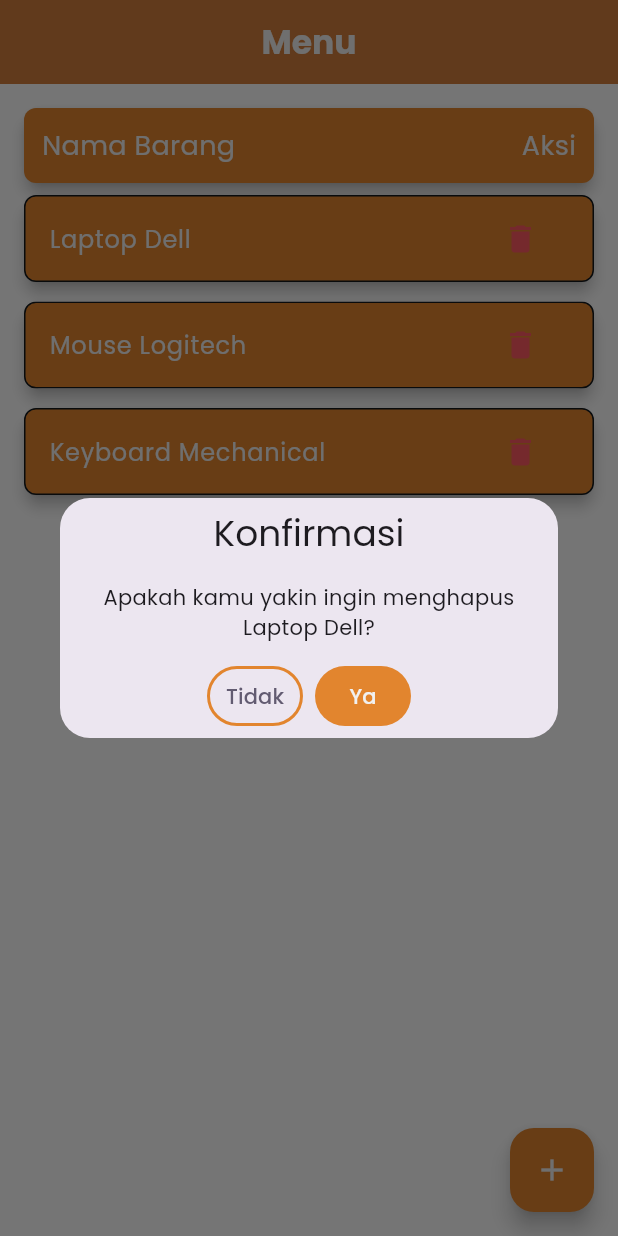
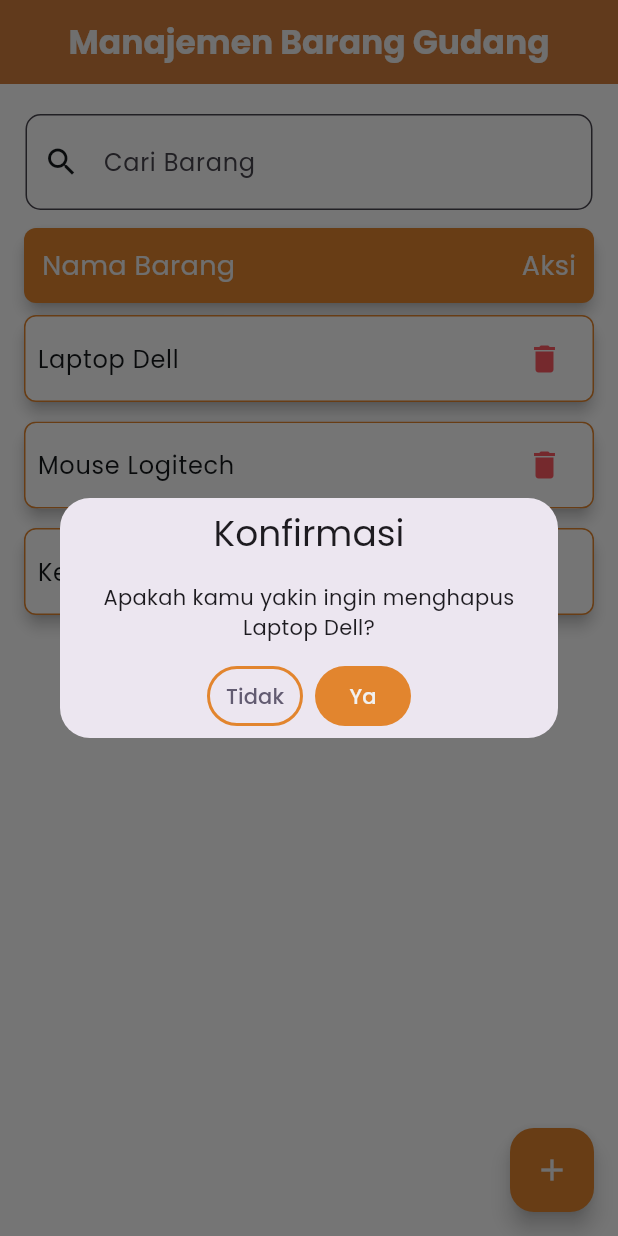
Before and after one commit to yafialmi/Tugas-Besar-AKA-IF4803, a Flutter app: the screen it shows after launch, after a tap on the "delete" icon, on a phone screen of 412 x 824 dp. Run offline on Flutter 3.47's test engine with Material 3 defaults, Android fonts, the phone set to English and light mode, and no system bars; our stand-ins replace get, google_fonts.

Commit message:
[3][Fix bug and finalize dashboard page ]

```diff
--- a/manajemen_gudang/lib/pages/dashboard/dashboard_page.dart
+++ b/manajemen_gudang/lib/pages/dashboard/dashboard_page.dart
@@ -3,6 +3,7 @@ import 'package:flutter/material.dart';
 import 'package:get/get.dart';
 import 'package:manajemen_gudang/colors/color.dart';
 import 'package:manajemen_gudang/pages/dashboard/dashboard_controller.dart';
+import 'package:manajemen_gudang/widgets/form.dart';
 
 class DashboardView extends StatelessWidget {
   const DashboardView({super.key});
@@ -13,9 +14,8 @@ class DashboardView extends StatelessWidget {
     return Scaffold(
       backgroundColor: Colors.white,
       appBar: AppBar(
-        leading: Text(''),
         title: const Text(
-          'Menu',
+          'Manajemen Barang Gudang',
           style: TextStyle(color: AppColor.text, fontWeight: FontWeight.bold),
         ),
         centerTitle: true,
@@ -26,74 +26,18 @@ class DashboardView extends StatelessWidget {
         padding: const EdgeInsets.all(12),
         child: Column(
           children: [
-            Card(
-              elevation: 4,
-              child: Container(
-                padding: const EdgeInsets.all(12),
-                decoration: const BoxDecoration(
-                  color: AppColor.primary,
-                  borderRadius: BorderRadius.all(Radius.circular(8)),
-                ),
-                child: const Row(
-                  mainAxisAlignment: MainAxisAlignment.spaceBetween,
-                  children: [
-                    Text(
-                      'Nama Barang',
-                      style: TextStyle(color: AppColor.text, fontSize: 18),
-                    ),
-                    Text(
-                      'Aksi',
-                      style: TextStyle(color: AppColor.text, fontSize: 18),
-                    ),
-                  ],
-                ),
-              ),
+            FormFieldWidgets(
+              errorMessage: '',
+              labelText: 'Cari Barang',
+              hintText: 'Cari Barang',
+              controller: TextEditingController(),
             ),
+            HeaderItems(),
             Obx(() {
               if (controller.itemList.isEmpty) {
                 return const Center(child: Text("Daftar bacaan kosong!"));
               }
-              return Expanded(
-                child: ListView.separated(
-                  shrinkWrap: true,
-                  itemCount: controller.itemList.length,
-                  itemBuilder: (context, index) {
-                    final item = controller.itemList[index];
-                    return Card(
-                      elevation: 4,
-                      child: ListTile(
-                        tileColor: AppColor.primary,
-                        enableFeedback: true,
-                        title: Text(
-                          item.nama,
-                          style: TextStyle(color: AppColor.text),
-                        ),
-                        trailing: IconButton(
-                          onPressed: () {
-                            Get.defaultDialog(
-                                title: "Konfirmasi",
-                                middleText:
-                                "Apakah kamu yakin ingin menghapus ${item.nama}?",
-                                textConfirm: "Ya",
-                                textCancel: "Tidak",
-                                confirmTextColor: AppColor.text,
-                                buttonColor: AppColor.primary,
-                                onConfirm: () => controller.deleteItem(item.id));
-                          },
-                          icon: Icon(Icons.delete, color: AppColor.danger),
-                        ),
-                        shape: const RoundedRectangleBorder(
-                          side: BorderSide(color: AppColor.textBlack),
-                          borderRadius: BorderRadius.all(Radius.circular(8)),
-                        ),
-                      ),
-                    );
-                  },
-                  separatorBuilder: (context, index) {
-                    return const SizedBox(height: 5);
-                  },
-                ),
-              );
+              return Expanded(child: ListItem(controller: controller));
             }),
           ],
         ),
@@ -109,3 +53,78 @@ class DashboardView extends StatelessWidget {
     );
   }
 }
+
+class ListItem extends StatelessWidget {
+  const ListItem({super.key, required this.controller});
+
+  final DashboardController controller;
+
+  @override
+  Widget build(BuildContext context) {
+    return ListView.separated(
+      shrinkWrap: true,
+      itemCount: controller.itemList.length,
+      itemBuilder: (context, index) {
+        final item = controller.itemList[index];
+        return Card(
+          elevation: 4,
+          child: ListTile(
+            contentPadding: EdgeInsets.symmetric(horizontal: 8),
+            tileColor: Colors.white,
+            enableFeedback: true,
+            title: Text(item.nama, style: TextStyle(color: AppColor.textBlack)),
+            trailing: IconButton(
+              onPressed: () {
+                Get.defaultDialog(
+                  title: "Konfirmasi",
+                  middleText: "Apakah kamu yakin ingin menghapus ${item.nama}?",
+                  textConfirm: "Ya",
+                  textCancel: "Tidak",
+                  confirmTextColor: AppColor.text,
+                  buttonColor: AppColor.primary,
+                  onConfirm: () => controller.deleteItem(item.id),
+                );
+              },
+              icon: Icon(Icons.delete, color: AppColor.danger),
+            ),
+            shape: const RoundedRectangleBorder(
+              side: BorderSide(color: AppColor.primary),
+              borderRadius: BorderRadius.all(Radius.circular(8)),
+            ),
+          ),
+        );
+      },
+      separatorBuilder: (context, index) {
+        return const SizedBox(height: 5);
+      },
+    );
+  }
+}
+
+class HeaderItems extends StatelessWidget {
+  const HeaderItems({super.key});
+
+  @override
+  Widget build(BuildContext context) {
+    return Card(
+      elevation: 4,
+      child: Container(
+        padding: const EdgeInsets.all(12),
+        decoration: const BoxDecoration(
+          color: AppColor.primary,
+          borderRadius: BorderRadius.all(Radius.circular(8)),
+        ),
+        child: const Row(
+          mainAxisAlignment: MainAxisAlignment.spaceBetween,
+          children: [
+            Text(
+              'Nama Barang',
+              style: TextStyle(color: AppColor.text, fontSize: 18),
+            ),
+            Text('Aksi', style: TextStyle(color: AppColor.text, fontSize: 18)),
+          ],
+        ),
+      ),
+    );
+  }
+}
--- a/manajemen_gudang/lib/pages/splashscreen/splashscreen_page.dart
+++ b/manajemen_gudang/lib/pages/splashscreen/splashscreen_page.dart
@@ -5,24 +5,15 @@ import 'package:get/get.dart';
 import 'package:manajemen_gudang/colors/color.dart';
 
 
-class SplashScreenView extends StatefulWidget {
+class SplashScreenView extends StatelessWidget {
   const SplashScreenView({super.key});
 
   @override
-  State<SplashScreenView> createState() => _SplashScreenViewState();
-}
-
-class _SplashScreenViewState extends State<SplashScreenView> {
-  @override
-  void initState() {
+  Widget build(BuildContext context) {
     Timer(const Duration(seconds: 2), () {
       Get.offNamed('/dashboard');
     });
-    super.initState();
-  }
 
-  @override
-  Widget build(BuildContext context) {
     return Scaffold(
       backgroundColor: AppColor.text,
       body: Center(
--- a/manajemen_gudang/lib/widgets/form.dart
+++ b/manajemen_gudang/lib/widgets/form.dart
@@ -70,7 +70,7 @@ class FormFieldWidgets extends StatelessWidget {
   @override
   Widget build(BuildContext context) {
     return Padding(
-      padding: const EdgeInsets.symmetric(vertical: 8),
+      padding: const EdgeInsets.symmetric(vertical: 8, horizontal: 5),
       child: TextFormField(
         onTapOutside: (event) => FocusScope.of(context).unfocus(),
         controller: controller,
@@ -92,11 +92,12 @@ class FormFieldWidgets extends StatelessWidget {
             borderSide: const BorderSide(color: AppColor.primary, width: 1.0),
           ),
           hintStyle: const TextStyle(color: AppColor.placeholder),
-          floatingLabelBehavior: FloatingLabelBehavior.always,
+          floatingLabelBehavior: FloatingLabelBehavior.auto,
           hintText: hintText,
           contentPadding: const EdgeInsets.all(20),
           fillColor: Colors.white,
           focusColor: AppColor.primary,
+          prefixIcon: Icon(Icons.search, color: AppColor.textBlack),
           border: OutlineInputBorder(borderRadius: BorderRadius.circular(10)),
           prefixIconColor: Colors.black,
           disabledBorder: OutlineInputBorder(
```
